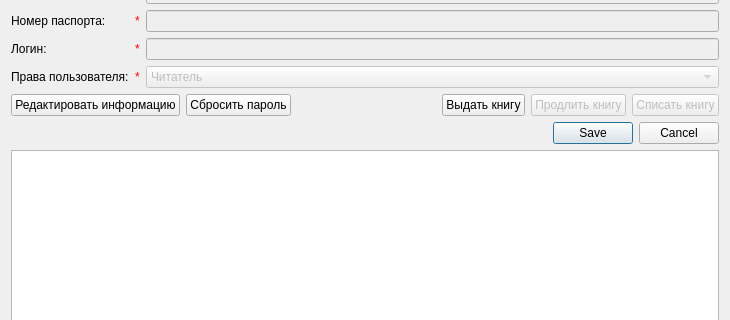
Before: the Qt Designer form Application.QT/GUI.QT/GUI_UserInfo.ui in AJIOB/uni_courseWork_4, drawn with Qt 5; both pictures show x 0 to 730 and y 110 to 430 of the 730 by 520 pixel window.
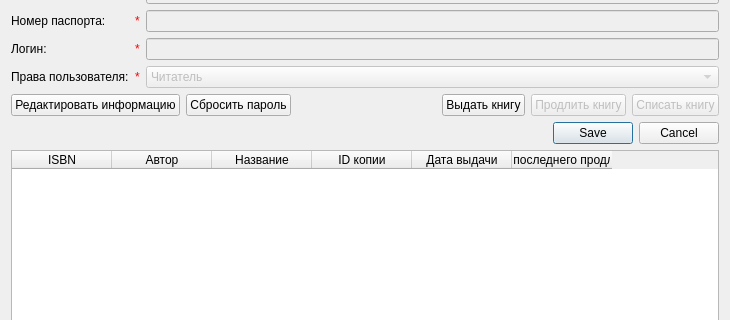
After: the same form once the commit is applied.

Commit message: App: Table with info about getted books is ready

Patch:
```diff
--- a/Application.QT/GUI.QT/GUI_UserInfo.ui
+++ b/Application.QT/GUI.QT/GUI_UserInfo.ui
@@ -277,7 +277,59 @@
     </widget>
    </item>
    <item row="4" column="0">
-    <widget class="QTableWidget" name="bookInfoTable"/>
+    <widget class="QTableWidget" name="bookInfoTable">
+     <property name="enabled">
+      <bool>true</bool>
+     </property>
+     <property name="editTriggers">
+      <set>QAbstractItemView::NoEditTriggers</set>
+     </property>
+     <property name="selectionMode">
+      <enum>QAbstractItemView::SingleSelection</enum>
+     </property>
+     <property name="selectionBehavior">
+      <enum>QAbstractItemView::SelectRows</enum>
+     </property>
+     <attribute name="horizontalHeaderHighlightSections">
+      <bool>false</bool>
+     </attribute>
+     <attribute name="verticalHeaderVisible">
+      <bool>false</bool>
+     </attribute>
+     <attribute name="verticalHeaderHighlightSections">
+      <bool>false</bool>
+     </attribute>
+     <column>
+      <property name="text">
+       <string>ISBN</string>
+      </property>
+     </column>
+     <column>
+      <property name="text">
+       <string>Автор</string>
+      </property>
+     </column>
+     <column>
+      <property name="text">
+       <string>Название</string>
+      </property>
+     </column>
+     <column>
+      <property name="text">
+       <string>ID копии</string>
+      </property>
+     </column>
+     <column>
+      <property name="text">
+       <string>Дата выдачи</string>
+      </property>
+     </column>
+     <column>
+      <property name="text">
+       <string>Дата последнего продления</string>
+      </property>
+     </column>
+    </widget>
    </item>
   </layout>
  </widget>
```
The commit also changes 15 other files.
